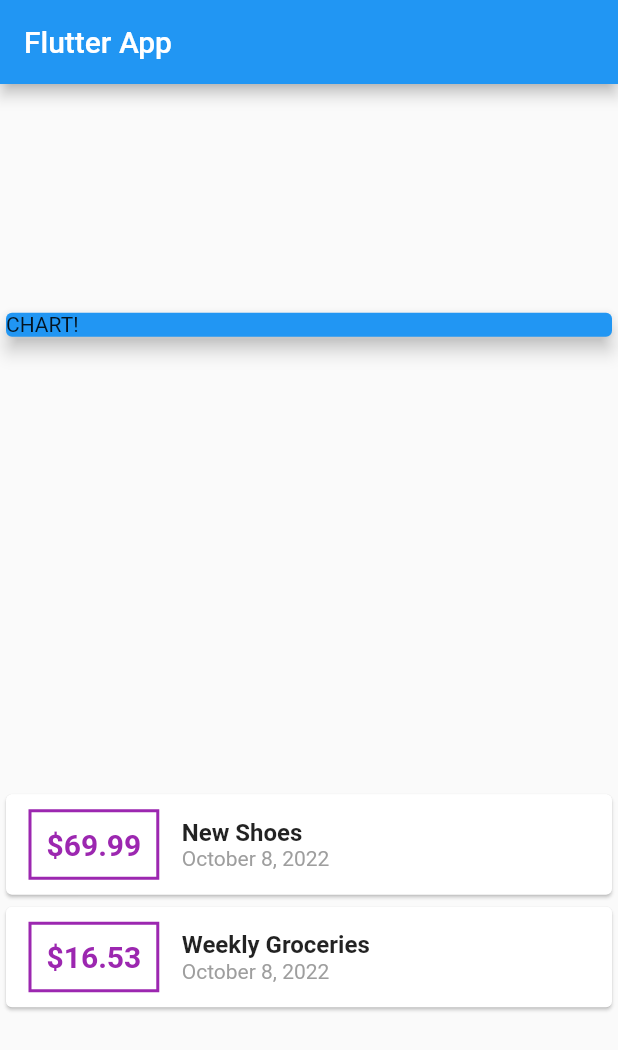
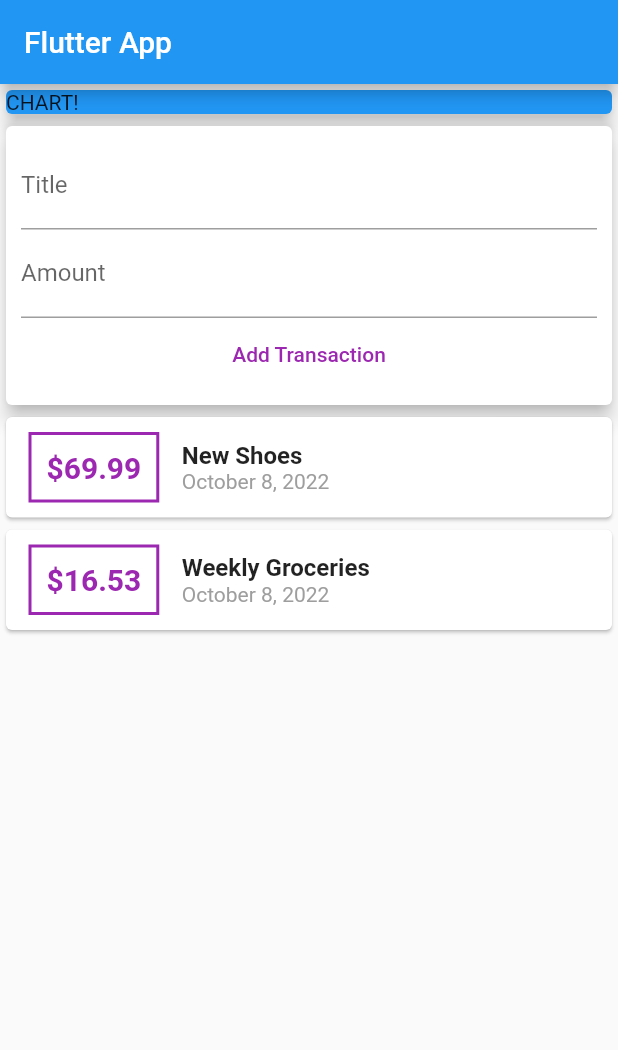
Before and after one commit to SebiC98/Personal-Expenses-App, a Flutter app: the screen it shows after launch, on a phone screen of 412 x 824 dp. Shown: the top 1050 px of the screen. Run offline on Flutter 3.47's test engine with Material 2 defaults, Android fonts, the phone set to English and light mode, and no system bars.

Commit message:
Inputs and button

```diff
--- a/lib/main.dart
+++ b/lib/main.dart
@@ -37,7 +37,7 @@ class MyHomePage extends StatelessWidget {
         title: Text('Flutter App'),
       ),
       body: Column(
-        mainAxisAlignment: MainAxisAlignment.spaceAround,
+        //mainAxisAlignment: MainAxisAlignment.start,
         crossAxisAlignment: CrossAxisAlignment.stretch,
         children: <Widget>[
           Container(
@@ -46,6 +46,29 @@ class MyHomePage extends StatelessWidget {
               color: Colors.blue,
               child: Text('CHART!'),
               elevation: 5,
+            ),
+          ),
+          Card(
+            elevation: 5,
+            child: Container(
+              padding: EdgeInsets.all(10),
+              child: Column(
+                children: <Widget>[
+                  TextField(
+                    decoration: InputDecoration(labelText: 'Title'),
+                  ),
+                  TextField(
+                    decoration: InputDecoration(labelText: 'Amount'),
+                  ),
+                  TextButton(
+                    child: Text('Add Transaction'),
+                    style: TextButton.styleFrom(
+                      foregroundColor: Colors.purple,
+                    ),
+                    onPressed: () {},
+                  )
+                ],
+              ),
             ),
           ),
           Column(
```
